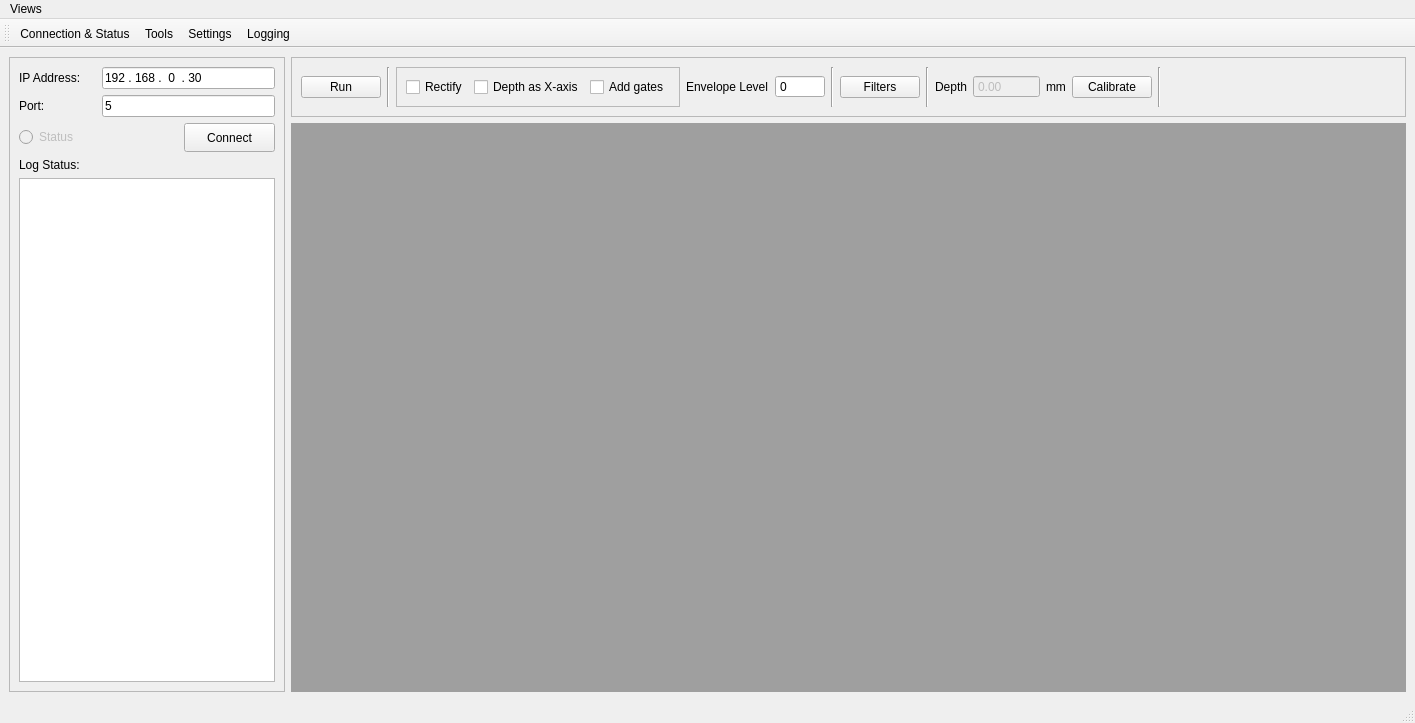
Old version of the form mainwindow.ui in the repository SDJoeKing/Tubers_GUI.
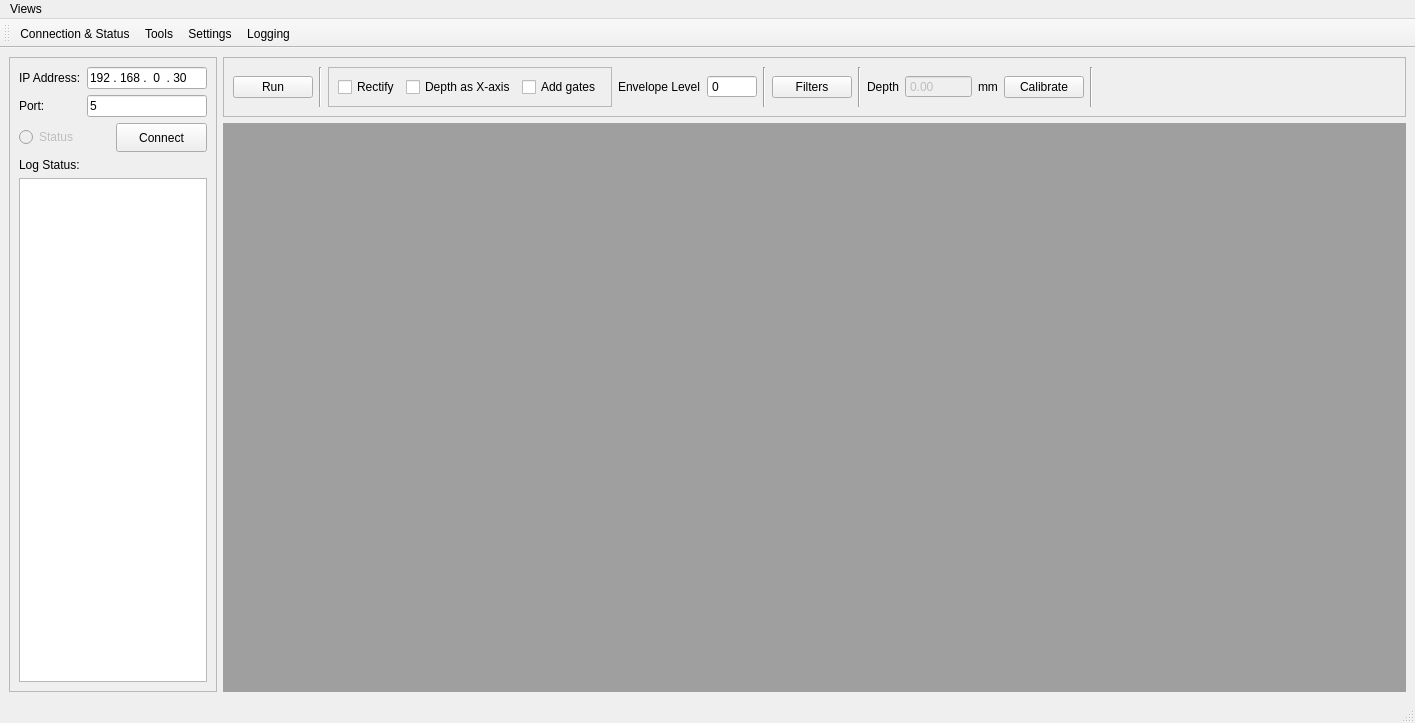
New version of the form.

What changed in the file:
```diff
--- a/mainwindow.ui
+++ b/mainwindow.ui
@@ -14,7 +14,7 @@
    <string>MainWindow</string>
   </property>
   <widget class="QWidget" name="centralwidget">
-   <layout class="QHBoxLayout" name="horizontalLayout_5">
+   <layout class="QHBoxLayout" name="horizontalLayout_5" stretch="1,7">
     <item>
      <widget class="QFrame" name="frameConnect">
       <property name="sizePolicy">
@@ -138,6 +138,12 @@
      <layout class="QVBoxLayout" name="verticalLayout">
       <item>
        <widget class="QFrame" name="frameTools">
+        <property name="sizePolicy">
+         <sizepolicy hsizetype="Preferred" vsizetype="Fixed">
+          <horstretch>0</horstretch>
+          <verstretch>0</verstretch>
+         </sizepolicy>
+        </property>
         <property name="frameShape">
          <enum>QFrame::StyledPanel</enum>
         </property>
@@ -161,6 +167,12 @@
          </item>
          <item>
           <widget class="QFrame" name="frame">
+           <property name="sizePolicy">
+            <sizepolicy hsizetype="Preferred" vsizetype="Fixed">
+             <horstretch>0</horstretch>
+             <verstretch>0</verstretch>
+            </sizepolicy>
+           </property>
            <property name="frameShape">
             <enum>QFrame::StyledPanel</enum>
            </property>
```
Left out of the diff: 2 changed lines with no effect on the pictures.
